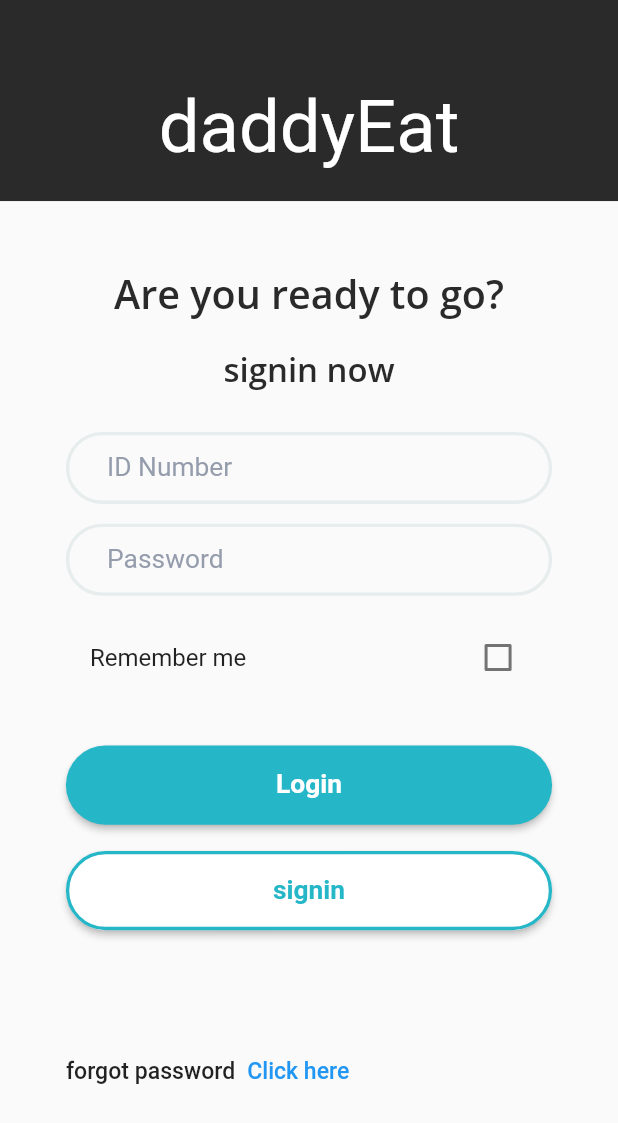
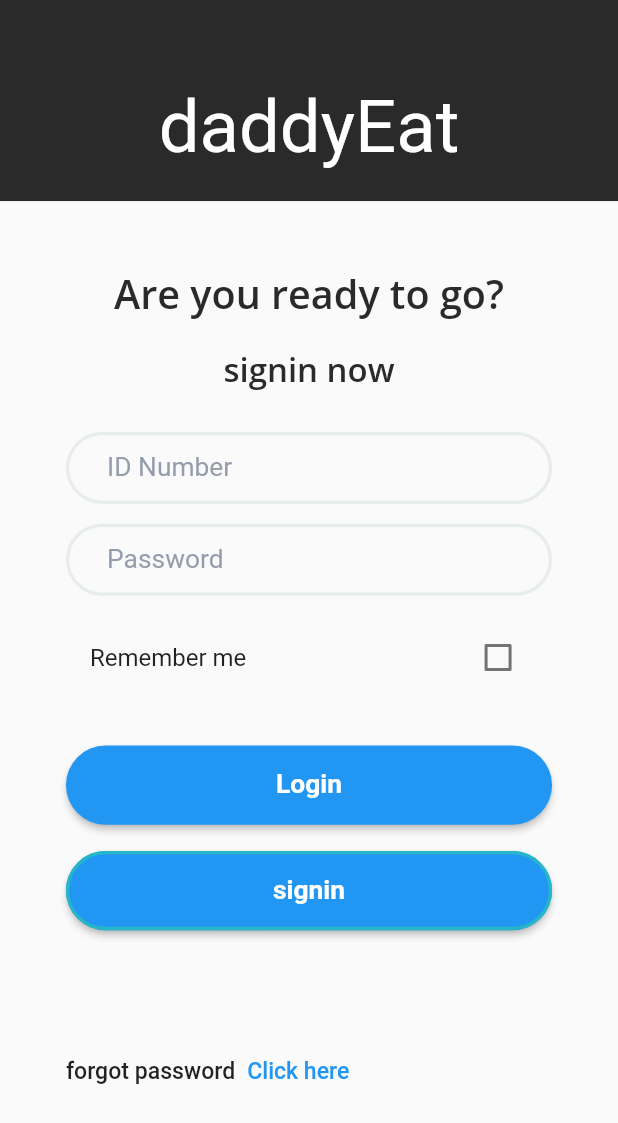
Before and after one commit to fahjan/gtc_rider, a Flutter app: the LoginPage screen opened by its route, on a phone screen of 412 x 824 dp. Shown: the top 1123 px of the screen. Run offline on Flutter 3.47's test engine with Material 2 defaults, Android fonts, the phone set to English and light mode, and no system bars; our stand-ins replace firebase_core, flutter_dotenv, flutter_screenutil, get, google_fonts; missing offline and left inert: onesignal_flutter; accounts and stored records are empty; Roboto replaces fonts that are missing (Cairo, Combo).

Commit message:
Fix some problems

```diff
--- a/lib/features/auth/login_screen/presentation/pages/login_page.dart
+++ b/lib/features/auth/login_screen/presentation/pages/login_page.dart
@@ -1,5 +1,3 @@
-// ignore_for_file: sort_child_properties_last, must_be_immutable, prefer_const_constructors_in_immutables
-
 import 'package:flutter/material.dart';
 import 'package:get/get_state_manager/src/simple/get_view.dart';
 import 'package:get/get_utils/src/extensions/internacionalization.dart';
@@ -85,7 +83,6 @@ class LoginPage extends GetView<LoginController> {
                 child: Text('Login'.tr),
                 style: ElevatedButton.styleFrom(
                   minimumSize: Size(double.infinity, AppSizes.r48),
-                  backgroundColor: AppColors.primaryDark,
                   shape: RoundedRectangleBorder(
                     borderRadius: BorderRadius.circular(AppSizes.r24),
                   ),
@@ -101,8 +98,6 @@ class LoginPage extends GetView<LoginController> {
                 child: Text('signin'.tr),
                 style: ElevatedButton.styleFrom(
                   minimumSize: Size(double.infinity, AppSizes.r48),
-                  backgroundColor: AppColors.white,
-                  foregroundColor: AppColors.primaryDark,
                   shape: RoundedRectangleBorder(
                       borderRadius: BorderRadius.circular(AppSizes.r24),
                       side: BorderSide(
--- a/lib/features/home/presentation/pages/home_page.dart
+++ b/lib/features/home/presentation/pages/home_page.dart
@@ -1,7 +1,6 @@
 import 'package:flutter/material.dart';
 import 'package:get/get.dart';
 import 'package:gtc_rider/core/localization/local_controller.dart';
-import 'package:gtc_rider/utils/one_signal_config.dart';
 import 'package:gtc_rider/utils/routing/app_routes.dart';
 
 class HomePage extends GetView<MyLocaleController> {
@@ -29,11 +28,11 @@ class HomePage extends GetView<MyLocaleController> {
                 ElevatedButton(
                     onPressed: () => myLocaleController.changeLanguage('ar'),
                     child: Text('arabic'.tr)),
-                    ElevatedButton(
+                ElevatedButton(
                     onPressed: () {
                       Get.toNamed(AppRoutes.loginPage);
                     },
-                    child:  Text('login'.tr)),
+                    child: Text('login'.tr)),
               ],
             )
           ],
```
